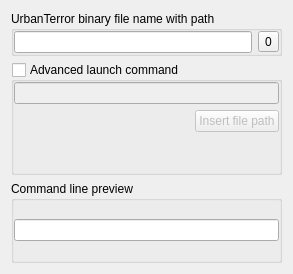
This is src/setting_forms/launch_opts_panel.ui in navrocky/urtconnector as Qt 5 draws it before an edit. The edited form follows.
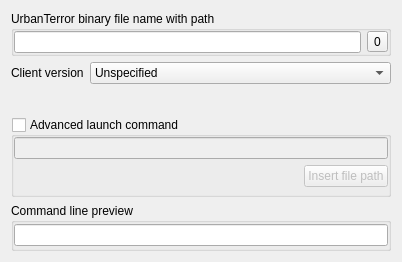
This is the edited form. Icons and pictures are not drawn.

What changed in the file:
```diff
--- a/src/setting_forms/launch_opts_panel.ui
+++ b/src/setting_forms/launch_opts_panel.ui
@@ -6,8 +6,8 @@
    <rect>
     <x>0</x>
     <y>0</y>
-    <width>293</width>
-    <height>274</height>
+    <width>402</width>
+    <height>262</height>
    </rect>
   </property>
   <property name="windowTitle">
@@ -52,6 +52,26 @@
      </layout>
     </widget>
    </item>
+   <item>
+    <layout class="QFormLayout" name="formLayout">
+     <item row="0" column="0">
+      <widget class="QLabel" name="client_version_label">
+       <property name="text">
+        <string>Client version</string>
+       </property>
+      </widget>
+     </item>
+     <item row="0" column="1">
+      <widget class="QComboBox" name="client_version_combo">
+       <item>
+        <property name="text">
+         <string>Unspecified</string>
+        </property>
+       </item>
+      </widget>
+     </item>
+    </layout>
+   </item>
    <item>
     <widget class="QGroupBox" name="adv_cmd_box">
      <property name="sizePolicy">
@@ -87,7 +107,7 @@
         <item>
          <widget class="QLabel" name="adv_cmd_help_label">
           <property name="sizePolicy">
-           <sizepolicy hsizetype="Preferred" vsizetype="Maximum">
+           <sizepolicy hsizetype="Expanding" vsizetype="Maximum">
             <horstretch>0</horstretch>
             <verstretch>0</verstretch>
            </sizepolicy>
@@ -99,6 +119,9 @@
         </item>
         <item>
          <layout class="QVBoxLayout" name="verticalLayout_6">
+          <property name="sizeConstraint">
+           <enum>QLayout::SetFixedSize</enum>
+          </property>
           <item>
            <widget class="QPushButton" name="insert_file_button">
             <property name="sizePolicy">
@@ -117,12 +140,6 @@
             <property name="orientation">
              <enum>Qt::Vertical</enum>
             </property>
-            <property name="sizeHint" stdset="0">
-             <size>
-              <width>20</width>
-              <height>40</height>
-             </size>
-            </property>
            </spacer>
           </item>
          </layout>
```
